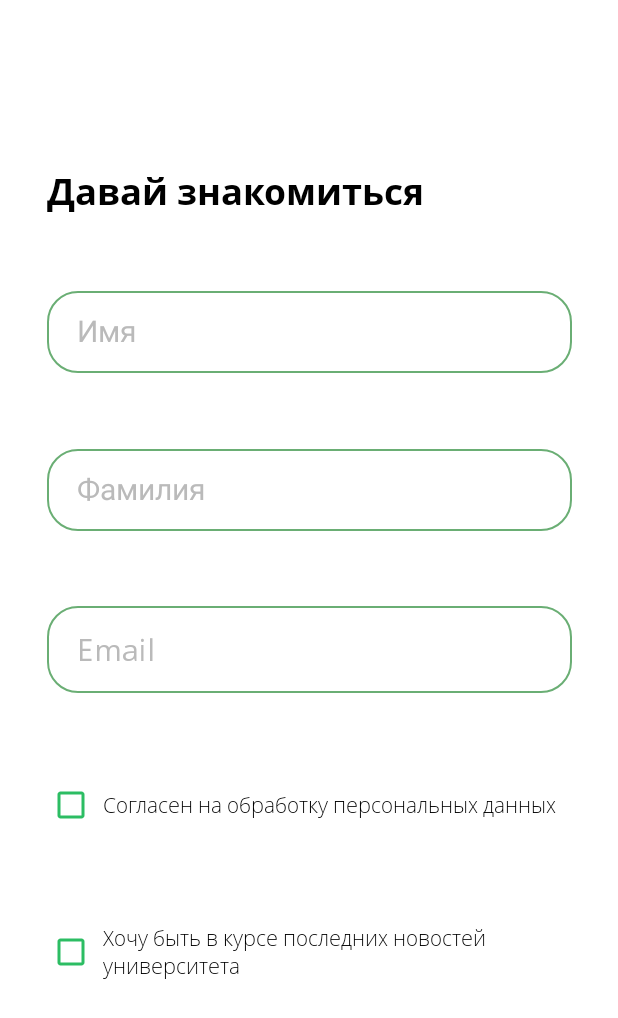
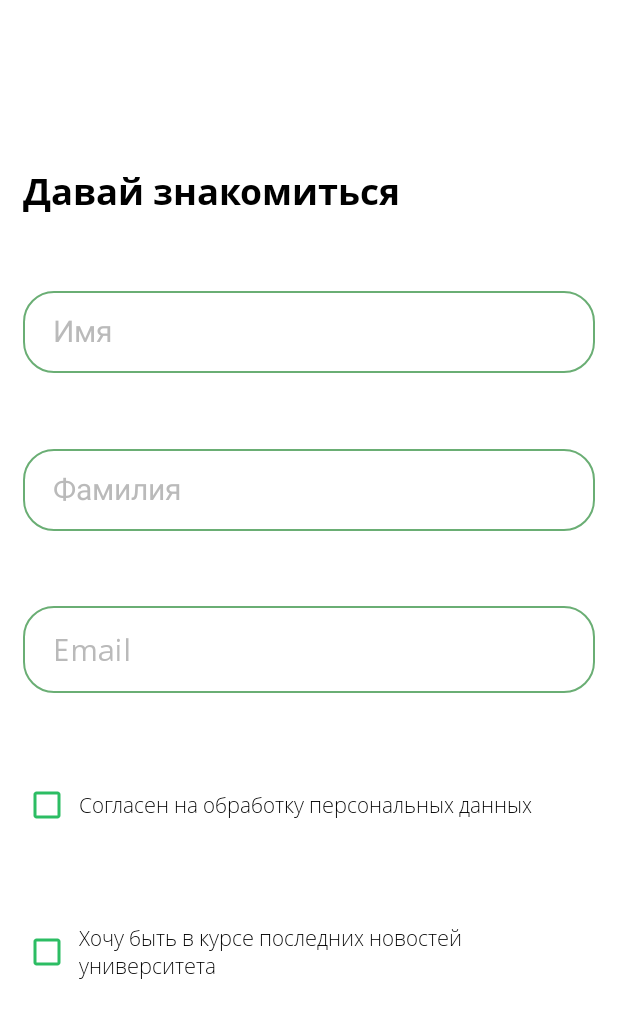
Before and after one commit to SummerPractice/a, an Android app: the SignUpFragment screen opened through its navigation route, on a phone screen of 412 x 824 dp. Shown: the top 1018 px of the screen. Run offline under Robolectric (Android 15) with nearby library versions, the phone set to English and light mode, and no system bars; our stand-ins replace Room's generated code.

Commit message:
bug fixes

```diff
--- a/app/src/main/AndroidManifest.xml
+++ b/app/src/main/AndroidManifest.xml
@@ -1,5 +1,6 @@
 <?xml version="1.0" encoding="utf-8"?>
 <manifest xmlns:android="http://schemas.android.com/apk/res/android"
+    xmlns:tools="http://schemas.android.com/tools"
     package="com.example.polycareer">
     <uses-permission android:name="android.permission.INTERNET"/>
     <application
@@ -9,7 +10,9 @@
         android:label="@string/app_name"
         android:supportsRtl="true"
         android:theme="@style/Launcher">
-        <activity android:name=".screens.MainActivity">
+        <activity android:name=".screens.MainActivity"
+            android:screenOrientation="portrait"
+            tools:ignore="LockedOrientationActivity">
             <intent-filter>
                 <action android:name="android.intent.action.MAIN" />
                 <category android:name="android.intent.category.LAUNCHER" />
--- a/app/src/main/java/com/example/polycareer/data/database/dao/QuizDao.kt
+++ b/app/src/main/java/com/example/polycareer/data/database/dao/QuizDao.kt
@@ -18,7 +18,7 @@ interface QuizDao {
     suspend fun deleteAllQuestions()
 
     @Query("DELETE FROM users_answers WHERE try_number IN (" +
-            "SELECT try_number FROM users_answers GROUP BY try_number HAVING count(*) < (" +
+            "SELECT try_number FROM users_answers GROUP BY user_id, try_number HAVING count(*) < (" +
             "SELECT max(question_id) + 1 FROM answers))")
     suspend fun deleteUnfinishedTests()
 
@@ -55,6 +55,6 @@ interface QuizDao {
     @Query("SELECT * FROM users_answers WHERE user_id = :userId AND try_number = :tryNumber")
     suspend fun getUserAnswers(userId: Long, tryNumber: Long): List<UsersAnswersEntity>
 
-    @Query("SELECT try_number, time FROM users_answers GROUP BY try_number HAVING max(time)")
+    @Query("SELECT try_number, time FROM users_answers GROUP BY user_id, try_number HAVING max(time)")
     suspend fun getTries(): List<ResultInfo>
 }
--- a/app/src/main/java/com/example/polycareer/data/repository/QuizItemsLocalRepository.kt
+++ b/app/src/main/java/com/example/polycareer/data/repository/QuizItemsLocalRepository.kt
@@ -13,11 +13,12 @@ class QuizItemsLocalRepository(
 ) {
     var currentTryNumber = 0L
 
-    private suspend fun deleteUnfinishedTests(): Boolean =
+    suspend fun deleteUnfinishedTests(): Boolean =
         try {
             quizDao.deleteUnfinishedTests()
             true
         } catch (e: Exception) {
+            e.printStackTrace()
             false
         }
 
--- a/app/src/main/java/com/example/polycareer/screens/MainActivity.kt
+++ b/app/src/main/java/com/example/polycareer/screens/MainActivity.kt
@@ -1,5 +1,7 @@
 package com.example.polycareer.screens
 
+import android.content.pm.ActivityInfo
+import android.graphics.drawable.GradientDrawable
 import androidx.appcompat.app.AppCompatActivity
 import android.os.Bundle
 import androidx.appcompat.app.AppCompatDelegate
@@ -15,10 +17,11 @@ import org.koin.core.context.GlobalContext.get
 
 class MainActivity : AppCompatActivity() {
     override fun onCreate(savedInstanceState: Bundle?) {
+        AppCompatDelegate.setDefaultNightMode(AppCompatDelegate.MODE_NIGHT_NO)
         super.onCreate(savedInstanceState)
-        AppCompatDelegate.setDefaultNightMode(AppCompatDelegate.MODE_NIGHT_NO)
         setTheme(R.style.Theme_PolyCareer)
         setContentView(R.layout.activity_main)
+        requestedOrientation = ActivityInfo.SCREEN_ORIENTATION_FULL_SENSOR
         createDefaultUser()
     }
 
--- a/app/src/main/res/layout/fragment__auth__sign_up.xml
+++ b/app/src/main/res/layout/fragment__auth__sign_up.xml
@@ -62,10 +62,6 @@
         <androidx.appcompat.widget.AppCompatCheckBox
             android:id="@+id/fragment_auth__sign_up__terms_cb"
             style="@style/checkBox"
-            android:layout_marginTop="15dp"
-            android:layout_width="wrap_content"
-            android:layout_height="wrap_content"
-            android:buttonTint="@color/btn_light_green"
             android:text="@string/fragment_auth__sign_up__terms_cb"
             app:layout_constraintBottom_toTopOf="@+id/fragment_auth__sign_up__email_cb"
             app:layout_constraintStart_toStartOf="@id/fragment_auth__sign_up__email_et"
@@ -74,10 +70,7 @@
         <androidx.appcompat.widget.AppCompatCheckBox
             android:id="@+id/fragment_auth__sign_up__email_cb"
             style="@style/checkBox"
-            android:layout_marginTop="15dp"
-            android:layout_width="350dp"
-            android:layout_height="wrap_content"
-            android:buttonTint="@color/btn_light_green"
+
             android:text="@string/fragment_auth__sign_up__email_cb"
             app:layout_constraintBottom_toTopOf="@id/fragment_auth__sign_up__next_btn"
             app:layout_constraintStart_toStartOf="@id/fragment_auth__sign_up__email_et"
--- a/app/src/main/res/layout/fragment__main__grades.xml
+++ b/app/src/main/res/layout/fragment__main__grades.xml
@@ -42,6 +42,7 @@
             android:id="@+id/fragment__main__grades__next_btn"
             style="@style/button"
             android:text="@string/fragment_auth__sign_up__next_btn"
+            android:layout_marginBottom="15dp"
             app:layout_constraintBottom_toBottomOf="parent"
             app:layout_constraintEnd_toEndOf="parent"
             app:layout_constraintStart_toStartOf="parent"
--- a/app/src/main/res/layout/simple_rv_item.xml
+++ b/app/src/main/res/layout/simple_rv_item.xml
@@ -43,11 +43,12 @@
         android:fontFamily="@font/opensans_regular"
         android:maxLines="3"
         android:textSize="16sp"
+        android:paddingRight="15dp"
         app:layout_constraintStart_toStartOf="@id/dir_item__tv_link"
         app:layout_constraintTop_toBottomOf="@id/dir_item__tv_dest"
         app:layout_constraintBottom_toTopOf="@id/dir_item__tv_link"
         app:layout_constraintEnd_toEndOf="parent"
-        tools:text="Тестовое описание направления" />
+        tools:text="Математическое обеспечение и администрирование информационных систем" />
 
 
     <TextView
--- a/app/src/main/res/values/themes.xml
+++ b/app/src/main/res/values/themes.xml
@@ -11,7 +11,7 @@
         <item name="colorPrimaryVariant">@color/btn_light_green</item>
         <item name="colorOnPrimary">@color/white</item>
         <!-- Secondary brand color. -->
-        <item name="colorSecondary">@color/dark_green</item>
+        <item name="colorSecondary">@color/btn_light_green</item>
         <item name="colorSecondaryVariant">@color/text_gray</item>
         <item name="colorOnSecondary">@color/black</item>
         <!-- Status bar color. -->
@@ -52,6 +52,8 @@
         <item name="android:fontFamily">@font/opensans_regular</item>
         <item name="android:textSize">20sp</item>
         <item name="android:textColor">@color/black</item>
+        <item name="android:layout_marginStart">15dp</item>
+        <item name="android:layout_marginEnd">15dp</item>
         <item name="android:maxLines">1</item>
         <item name="android:maxLength">30</item>
         <item name="android:inputType">text</item>
@@ -62,7 +64,7 @@
         <item name="android:paddingEnd">20dp</item>
         <item name="android:paddingTop">15dp</item>
         <item name="android:paddingBottom">15dp</item>
-        <item name="android:layout_width">350dp</item>
+        <item name="android:layout_width">match_parent</item>
         <item name="android:layout_height">wrap_content</item>
     </style>
 
@@ -72,6 +74,12 @@
         <item name="android:textSize">14sp</item>
         <item name="android:height">20dp</item>
         <item name="android:paddingStart">5dp</item>
+        <item name="android:layout_marginTop">15dp</item>
+        <item name="android:layout_marginStart">15dp</item>
+        <item name="android:layout_marginEnd">15dp</item>
+        <item name="android:layout_width">match_parent</item>
+        <item name="android:layout_height">wrap_content</item>
+        <item name="buttonTint">@color/btn_light_green</item>
     </style>
 
     <style name="horizontalProgress" >
```
Also changed, not shown: app/src/main/java/com/example/polycareer/domain/usecase/QuizItemUseCase.kt (+7 -0 lines), app/src/main/java/com/example/polycareer/screens/quiz/quiz_item/QuizItemFragment.kt (+7 -0 lines), app/src/main/java/com/example/polycareer/screens/quiz/quiz_item/QuizItemViewModel.kt (+19 -1 lines), app/src/main/res/layout/fragment__auth__hello.xml (+17 -2 lines).
